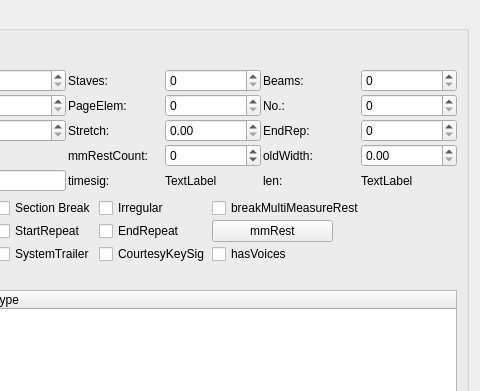
This is mscore/debugger/measure.ui in worldwideweary/MuseScore as Qt 5 draws it before an edit; both pictures show x 151 to 631 and y 0 to 391 of the 631 by 575 pixel window. The edited form follows.
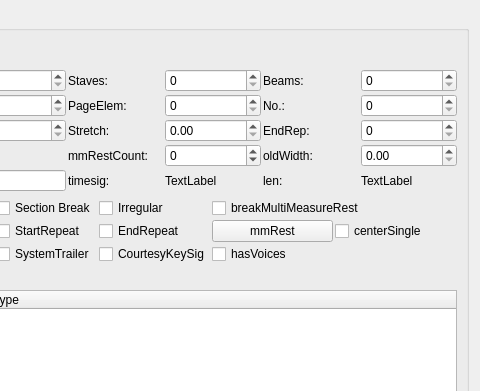
This is the edited form. Icons and pictures are not drawn.

Commit message:
Measure Property: Centering of Single ChordRests besides FullMeasureRests
+ Flaw: does not calculate sizing of grace notes
+ Would've prefered to have a more generic "centering" of an entire
measure's contents, but that's more complicated

What changed in the file:
```diff
--- a/mscore/debugger/measure.ui
+++ b/mscore/debugger/measure.ui
@@ -402,6 +402,13 @@
           </property>
          </widget>
         </item>
+        <item row="1" column="4">
+         <widget class="QCheckBox" name="centerSingleChord">
+          <property name="text">
+           <string>centerSingle</string>
+          </property>
+         </widget>
+        </item>
        </layout>
       </item>
       <item>
```
The commit also changes 12 other files.
